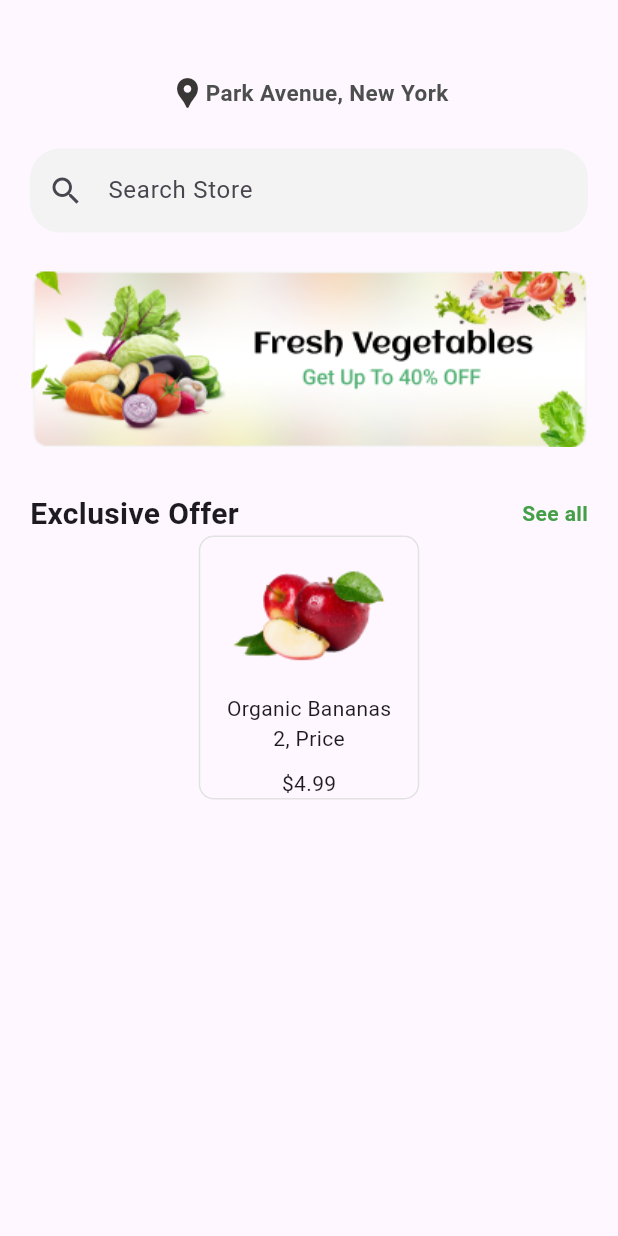
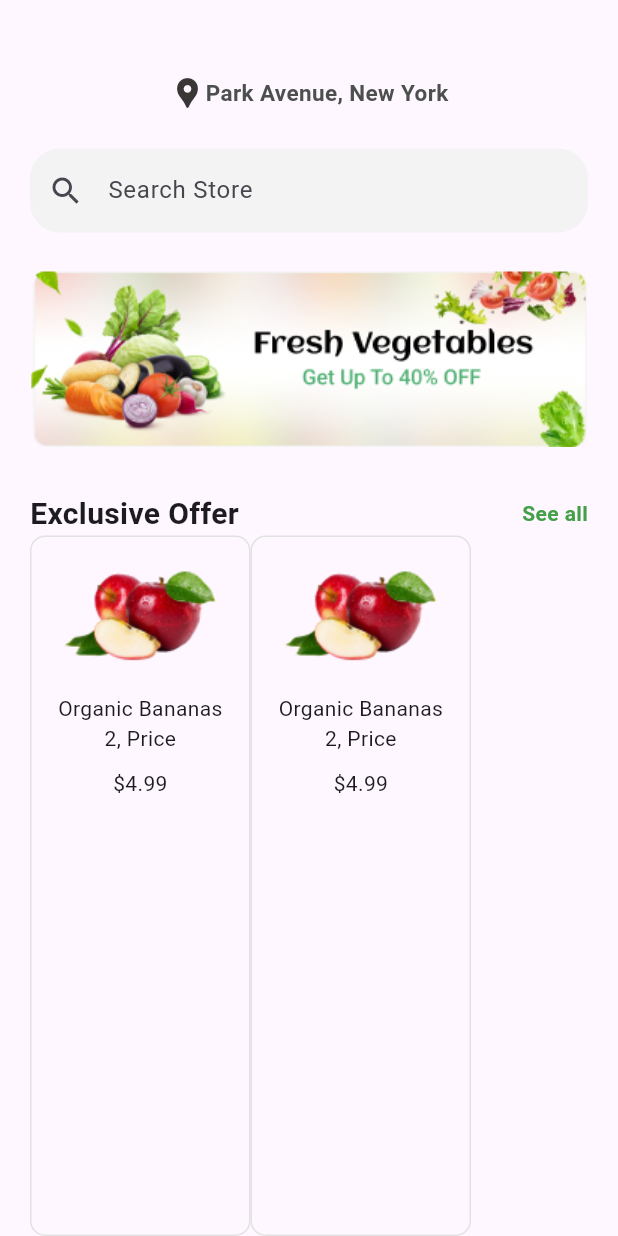
Before and after one commit to farhanizazz/project_test_kp_flutter, a Flutter app: the screen it shows after launch, on a phone screen of 412 x 824 dp. Run offline on Flutter 3.47's test engine with Material 3 defaults, Android fonts, the phone set to English and light mode, and no system bars; our stand-ins replace carousel_slider.

Commit message:
Update main.dart

```diff
--- a/lib/main.dart
+++ b/lib/main.dart
@@ -76,8 +76,16 @@ class _MyHomePageState extends State<MyHomePage> {
                   ),)
                 ],
               ),
-              // ListView()
-              ItemCard(image: '1', namaItem: 'Organic Bananas', price: 4.99, qty: 2,)
+              Expanded(
+                child: ListView(
+                  scrollDirection: Axis.horizontal,
+                  children: [
+                    ItemCard(image: '1', namaItem: 'Organic Bananas', price: 4.99, qty: 2,),
+                    ItemCard(image: '1', namaItem: 'Organic Bananas', price: 4.99, qty: 2,)
+
+                  ],
+                ),
+              )
             ],
           ),
         ),
```
